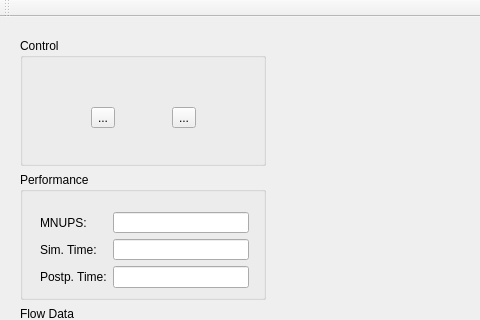
Above: apps/pipe/pipe_viewer.ui from keva92/lgca before the change; both pictures show x 0 to 480 and y 0 to 320 of the 1025 by 633 pixel window. Below: the same form after it.
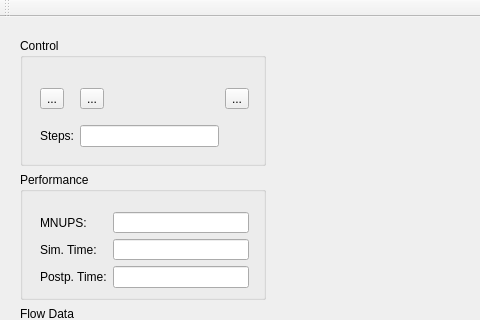
That is the form after the change. Custom widgets are drawn as their Qt base class.

Commit message: Added file output button to GUI

What changed in the file:
```diff
--- a/apps/pipe/pipe_viewer.ui
+++ b/apps/pipe/pipe_viewer.ui
@@ -194,14 +194,7 @@
           <height>101</height>
          </rect>
         </property>
-        <layout class="QGridLayout" name="controlGridLayout">
-         <item row="0" column="0">
-          <widget class="QToolButton" name="playButton">
-           <property name="text">
-            <string>...</string>
-           </property>
-          </widget>
-         </item>
+        <layout class="QGridLayout" name="controlGridLayout" columnstretch="0,0,0" columnminimumwidth="0,0,0">
          <item row="0" column="1">
           <widget class="QToolButton" name="pauseButton">
            <property name="text">
@@ -209,6 +202,30 @@
            </property>
           </widget>
          </item>
+         <item row="1" column="1">
+          <widget class="QLineEdit" name="stepsLineEdit"/>
+         </item>
+         <item row="0" column="0">
+          <widget class="QToolButton" name="playButton">
+           <property name="text">
+            <string>...</string>
+           </property>
+          </widget>
+         </item>
+         <item row="1" column="0">
+          <widget class="QLabel" name="stepsLabel">
+           <property name="text">
+            <string>Steps:</string>
+           </property>
+          </widget>
+         </item>
+         <item row="0" column="2">
+          <widget class="QToolButton" name="recordButton">
+           <property name="text">
+            <string>...</string>
+           </property>
+          </widget>
+         </item>
         </layout>
        </widget>
       </widget>
```
Left out of the diff: 6 changed lines with no effect on the pictures. The commit also changes 12 other files.
